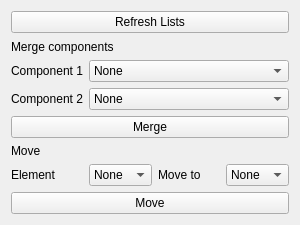
1A-OneAngstrom/Adenita, file AdenitaCoreSE/form/SEMergePartsEditorGUI.ui: the form before one commit.
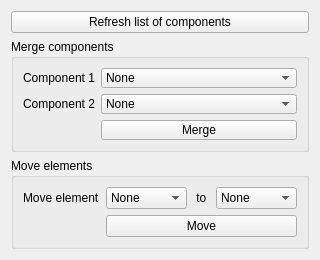
The form after the commit.

Diff of the .ui file:
```diff
--- a/AdenitaCoreSE/form/SEMergePartsEditorGUI.ui
+++ b/AdenitaCoreSE/form/SEMergePartsEditorGUI.ui
@@ -6,14 +6,14 @@
    <rect>
     <x>0</x>
     <y>0</y>
-    <width>300</width>
-    <height>225</height>
+    <width>320</width>
+    <height>260</height>
    </rect>
   </property>
   <property name="minimumSize">
    <size>
-    <width>300</width>
-    <height>225</height>
+    <width>320</width>
+    <height>260</height>
    </size>
   </property>
   <property name="windowTitle">
@@ -21,107 +21,152 @@
   </property>
   <layout class="QVBoxLayout" name="verticalLayout">
    <item>
-    <layout class="QGridLayout" name="gridLayout">
-     <item row="3" column="0">
-      <widget class="QLabel" name="label_3">
+    <widget class="QPushButton" name="pushButtonRefresh">
        <property name="text">
-        <string>Component 2</string>
+      <string>Refresh list of components</string>
        </property>
       </widget>
      </item>
-     <item row="6" column="3">
-      <widget class="QComboBox" name="cmbPartM">
        <item>
-        <property name="text">
-         <string>None</string>
-        </property>
-       </item>
-      </widget>
-     </item>
-     <item row="6" column="2">
-      <widget class="QLabel" name="label_6">
-       <property name="text">
-        <string>Move to</string>
-       </property>
-      </widget>
-     </item>
-     <item row="1" column="0" colspan="4">
-      <widget class="QLabel" name="label">
-       <property name="text">
+    <widget class="QGroupBox" name="groupBoxMergeComponents">
+     <property name="title">
         <string>Merge components</string>
        </property>
-      </widget>
-     </item>
-     <item row="6" column="0">
-      <widget class="QLabel" name="label_5">
-       <property name="text">
-        <string>Element</string>
-       </property>
-      </widget>
-     </item>
-     <item row="6" column="1">
-      <widget class="QComboBox" name="cmbElement">
+     <layout class="QVBoxLayout" name="verticalLayout_3">
        <item>
-        <property name="text">
-         <string>None</string>
-        </property>
-       </item>
-      </widget>
-     </item>
-     <item row="2" column="0">
+       <layout class="QGridLayout" name="gridLayout_2">
+        <item row="0" column="0">
       <widget class="QLabel" name="label_2">
        <property name="text">
         <string>Component 1</string>
        </property>
       </widget>
      </item>
-     <item row="5" column="0" colspan="4">
-      <widget class="QLabel" name="label_4">
+        <item row="0" column="1">
+         <widget class="QComboBox" name="comboBoxMergeComponent1">
+          <property name="sizePolicy">
+           <sizepolicy hsizetype="Preferred" vsizetype="Fixed">
+            <horstretch>1</horstretch>
+            <verstretch>0</verstretch>
+           </sizepolicy>
+          </property>
+          <item>
        <property name="text">
-        <string>Move</string>
-       </property>
-      </widget>
-     </item>
-     <item row="4" column="0" colspan="4">
-      <widget class="QPushButton" name="btnMerge">
+            <string>None</string>
+           </property>
+          </item>
+         </widget>
+        </item>
+        <item row="1" column="0">
+         <widget class="QLabel" name="label_3">
+          <property name="text">
+           <string>Component 2</string>
+          </property>
+         </widget>
+        </item>
+        <item row="1" column="1">
+         <widget class="QComboBox" name="comboBoxMergeComponent2">
+          <property name="sizePolicy">
+           <sizepolicy hsizetype="Preferred" vsizetype="Fixed">
+            <horstretch>1</horstretch>
+            <verstretch>0</verstretch>
+           </sizepolicy>
+          </property>
+          <item>
+           <property name="text">
+            <string>None</string>
+           </property>
+          </item>
+         </widget>
+        </item>
+        <item row="2" column="1">
+         <widget class="QPushButton" name="pushButtonMerge">
        <property name="text">
         <string>Merge</string>
        </property>
       </widget>
      </item>
-     <item row="7" column="0" colspan="4">
-      <widget class="QPushButton" name="btnMove">
+       </layout>
+      </item>
+     </layout>
+    </widget>
+   </item>
+   <item>
+    <widget class="QGroupBox" name="groupBoxMoveComponents">
+     <property name="title">
+      <string>Move elements</string>
+     </property>
+     <layout class="QVBoxLayout" name="verticalLayout_2">
+      <item>
+       <layout class="QGridLayout" name="gridLayout">
+        <item row="0" column="0">
+         <widget class="QLabel" name="label_5">
+          <property name="text">
+           <string>Move element</string>
+          </property>
+         </widget>
+        </item>
+        <item row="0" column="1">
+         <widget class="QComboBox" name="comboBoxMoveElement">
+          <property name="sizePolicy">
+           <sizepolicy hsizetype="Preferred" vsizetype="Fixed">
+            <horstretch>1</horstretch>
+            <verstretch>0</verstretch>
+           </sizepolicy>
+          </property>
+          <item>
+           <property name="text">
+            <string>None</string>
+           </property>
+          </item>
+         </widget>
+        </item>
+        <item row="0" column="2">
+         <widget class="QLabel" name="label_6">
+          <property name="text">
+           <string> to </string>
+          </property>
+         </widget>
+        </item>
+        <item row="0" column="3">
+         <widget class="QComboBox" name="comboBoxMoveToComponent">
+          <property name="sizePolicy">
+           <sizepolicy hsizetype="Preferred" vsizetype="Fixed">
+            <horstretch>1</horstretch>
+            <verstretch>0</verstretch>
+           </sizepolicy>
+          </property>
+          <item>
+           <property name="text">
+            <string>None</string>
+           </property>
+          </item>
+         </widget>
+        </item>
+        <item row="1" column="1" colspan="3">
+         <widget class="QPushButton" name="pushButtonMove">
        <property name="text">
         <string>Move</string>
        </property>
       </widget>
      </item>
-     <item row="2" column="1" colspan="3">
-      <widget class="QComboBox" name="cmbPart1">
-       <item>
-        <property name="text">
-         <string>None</string>
-        </property>
-       </item>
-      </widget>
-     </item>
-     <item row="3" column="1" colspan="3">
-      <widget class="QComboBox" name="cmbPart2">
+       </layout>
+      </item>
+     </layout>
+    </widget>
+   </item>
        <item>
-        <property name="text">
-         <string>None</string>
-        </property>
-       </item>
-      </widget>
-     </item>
-     <item row="0" column="0" colspan="4">
-      <widget class="QPushButton" name="btnRefresh">
-       <property name="text">
-        <string>Refresh Lists</string>
-       </property>
-      </widget>
-     </item>
-    </layout>
+    <spacer name="verticalSpacer">
+     <property name="orientation">
+      <enum>Qt::Vertical</enum>
+     </property>
+     <property name="sizeHint" stdset="0">
+      <size>
+       <width>20</width>
+       <height>40</height>
+      </size>
+     </property>
+    </spacer>
    </item>
   </layout>
  </widget>
```
Left out of the diff: 6 changed lines with no effect on the pictures. Lines whose indentation alone changed are shown as unchanged.
